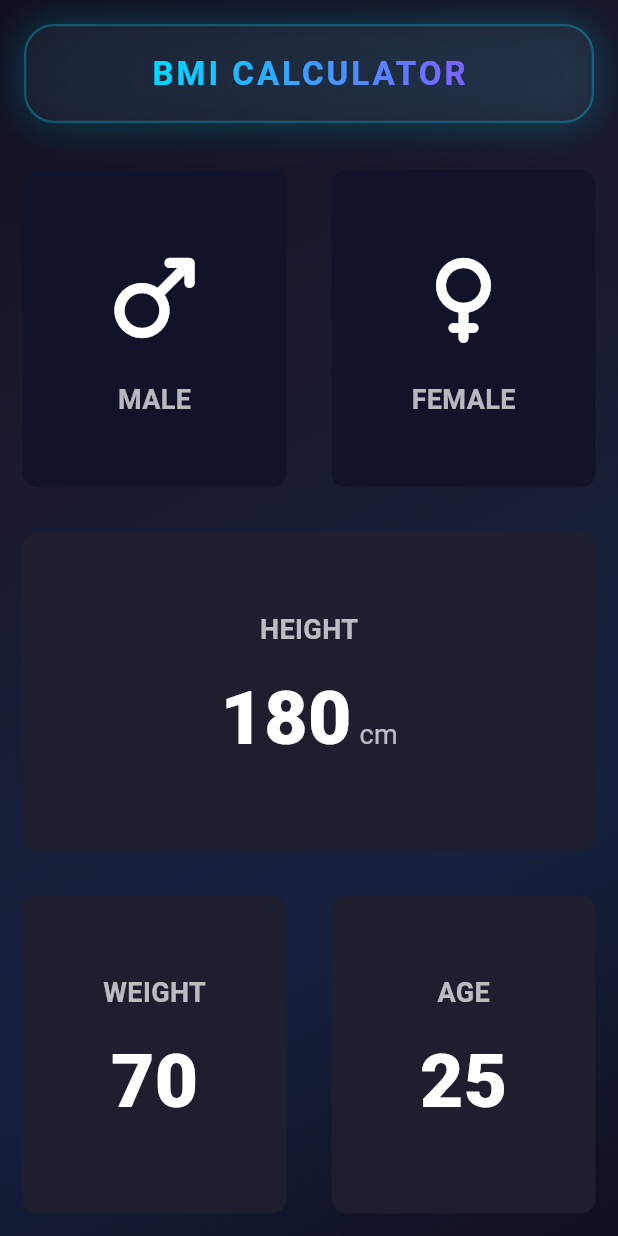
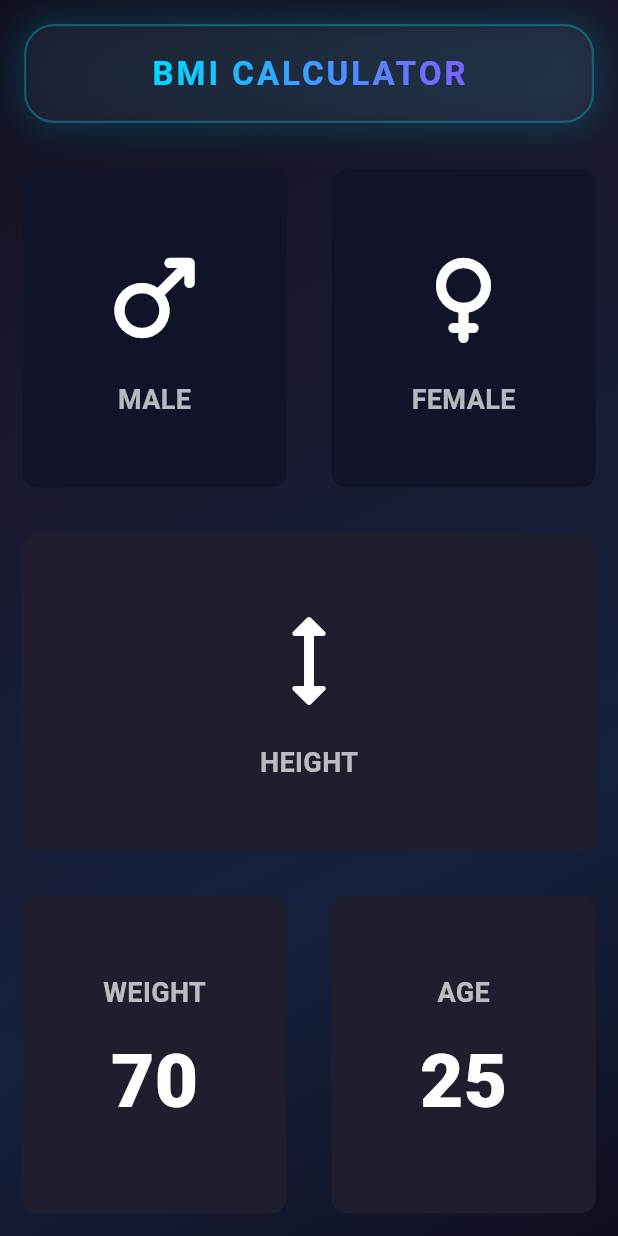
Before and after one commit to gulfamali16/App-Development-Portfolio, a Flutter app: the screen it shows after launch, on a phone screen of 412 x 824 dp. Run offline on Flutter 3.47's test engine with Material 3 defaults, Android fonts, the light colour scheme and no system bars; our stand-ins replace device_info_plus, flutter_local_notifications, image_picker, pdf, permission_handler, printing and 4 more; missing offline and left inert: workmanager; accounts and stored records are empty.

Commit message:
Create Const file for Containers Part 10

```diff
--- a/bmi/lib/IconCard.dart
+++ b/bmi/lib/IconCard.dart
@@ -1,6 +1,7 @@
 import 'package:flutter/material.dart';
 import 'main.dart';
 import 'package:bmi_app/RepeatContainerCode.dart';
+import 'constantfile.dart';
 
 
 // Icon Card Widget Class
@@ -21,17 +22,13 @@ class IconCard extends StatelessWidget {
       children: [
         Icon(
           icon,
-          size: 80,
+          size: kIconSize,
           color: Colors.white,
         ),
-        const SizedBox(height: 15),
+        SizedBox(height: kSpaceBetweenIconAndLabel),
         Text(
           label,
-          style: const TextStyle(
-            fontSize: 18,
-            fontWeight: FontWeight.bold,
-            color: Colors.white70,
-          ),
+          style: kLabelTextStyle,
         ),
       ],
     );
--- a/bmi/lib/RepeatContainerCode.dart
+++ b/bmi/lib/RepeatContainerCode.dart
@@ -1,4 +1,5 @@
 import 'package:flutter/material.dart';
+import 'constantfile.dart';
 
 
 // Reusable Container Widget Class with GestureDetector
@@ -19,10 +20,10 @@ class RepeatContainerCode extends StatelessWidget {
     return GestureDetector(
       onTap: onPress, // Use function object here
       child: Container(
-        margin: const EdgeInsets.all(15.0),
+        margin: const EdgeInsets.all(kContainerMargin),
         decoration: BoxDecoration(
           color: colors,
-          borderRadius: BorderRadius.circular(10.0),
+          borderRadius: BorderRadius.circular(kContainerBorderRadius),
         ),
         child: cardWidget,
       ),
--- /dev/null
+++ b/bmi/lib/constantfile.dart
@@ -0,0 +1,29 @@
+import 'package:flutter/material.dart';
+
+
+const Color kActiveCardColor = Color(0xFF1E1E2E);
+const Color kInactiveCardColor = Color(0xFF111328);
+const Color kBottomContainerColor = Color(0xFFEB1555);
+
+// Text Style Constants
+const kLabelTextStyle = TextStyle(
+  fontSize: 18,
+  fontWeight: FontWeight.bold,
+  color: Colors.white70,
+);
+
+const kNumberTextStyle = TextStyle(
+  fontSize: 50,
+  fontWeight: FontWeight.w900,
+  color: Colors.white,
+);
+
+// Container Properties Constants
+const double kContainerMargin = 15.0;
+const double kContainerBorderRadius = 10.0;
+const double kIconSize = 80.0;
+const double kSpaceBetweenIconAndLabel = 15.0;
+
+// ============================================
+// END OF CONSTANTS FILE
+// ============================================
--- a/bmi/lib/main.dart
+++ b/bmi/lib/main.dart
@@ -1,6 +1,8 @@
 import 'package:flutter/material.dart';
 import 'IconCard.dart';
 import 'RepeatContainerCode.dart';
+import 'constantfile.dart';
+
 
 void main() {
   runApp(const BMICalculatorApp());
@@ -124,10 +126,6 @@ class BMICalculatorApp extends StatelessWidget {
   }
 }
 
-// Constants for colors
-const Color activeCardColor = Color(0xFF1E1E2E);
-const Color inactiveCardColor = Color(0xFF111328);
-
 // Enum for Gender
 enum Gender {
   male,
@@ -227,8 +225,8 @@ class _InputPageState extends State<InputPage> {
                             child: RepeatContainerCode(
                               // Ternary Operator: condition ? true : false
                               colors: selectedGender == Gender.male
-                                  ? activeCardColor
-                                  : inactiveCardColor,
+                                  ? kActiveCardColor
+                                  : kInactiveCardColor,
                               cardWidget: IconCard(
                                 icon: Icons.male_rounded,
                                 label: 'MALE',
@@ -246,8 +244,8 @@ class _InputPageState extends State<InputPage> {
                             child: RepeatContainerCode(
                               // Ternary Operator: condition ? true : false
                               colors: selectedGender == Gender.female
-                                  ? activeCardColor
-                                  : inactiveCardColor,
+                                  ? kActiveCardColor
+                                  : kInactiveCardColor,
                               cardWidget: IconCard(
                                 icon: Icons.female_rounded,
                                 label: 'FEMALE',
@@ -267,41 +265,14 @@ class _InputPageState extends State<InputPage> {
                     // Middle Container - Height
                     Expanded(
                       child: RepeatContainerCode(
-                        colors: activeCardColor,
+                        colors: kActiveCardColor,
                         cardWidget: Column(
                           mainAxisAlignment: MainAxisAlignment.center,
+                          crossAxisAlignment: CrossAxisAlignment.stretch,
                           children: [
-                            Text(
-                              'HEIGHT',
-                              style: TextStyle(
-                                fontSize: 18,
-                                fontWeight: FontWeight.bold,
-                                color: Colors.white70,
-                              ),
-                            ),
-                            const SizedBox(height: 10),
-                            Row(
-                              mainAxisAlignment: MainAxisAlignment.center,
-                              crossAxisAlignment: CrossAxisAlignment.baseline,
-                              textBaseline: TextBaseline.alphabetic,
-                              children: [
-                                Text(
-                                  '180',
-                                  style: TextStyle(
-                                    fontSize: 50,
-                                    fontWeight: FontWeight.w900,
-                                    color: Colors.white,
-                                  ),
-                                ),
-                                const SizedBox(width: 5),
-                                Text(
-                                  'cm',
-                                  style: TextStyle(
-                                    fontSize: 18,
-                                    color: Colors.white70,
-                                  ),
-                                ),
-                              ],
+                            IconCard(
+                              icon: Icons.height_rounded,
+                              label: 'HEIGHT',
                             ),
                           ],
                         ),
@@ -315,26 +286,18 @@ class _InputPageState extends State<InputPage> {
                           // Weight Container
                           Expanded(
                             child: RepeatContainerCode(
-                              colors: activeCardColor,
+                              colors: kActiveCardColor,
                               cardWidget: Column(
                                 mainAxisAlignment: MainAxisAlignment.center,
                                 children: [
                                   Text(
                                     'WEIGHT',
-                                    style: TextStyle(
-                                      fontSize: 18,
-                                      fontWeight: FontWeight.bold,
-                                      color: Colors.white70,
-                                    ),
+                                    style: kLabelTextStyle,
                                   ),
                                   const SizedBox(height: 10),
                                   Text(
                                     '70',
-                                    style: TextStyle(
-                                      fontSize: 50,
-                                      fontWeight: FontWeight.w900,
-                                      color: Colors.white,
-                                    ),
+                                    style: kNumberTextStyle,
                                   ),
                                 ],
                               ),
@@ -343,26 +306,18 @@ class _InputPageState extends State<InputPage> {
                           // Age Container
                           Expanded(
                             child: RepeatContainerCode(
-                              colors: activeCardColor,
+                              colors: kActiveCardColor,
                               cardWidget: Column(
                                 mainAxisAlignment: MainAxisAlignment.center,
                                 children: [
                                   Text(
                                     'AGE',
-                                    style: TextStyle(
-                                      fontSize: 18,
-                                      fontWeight: FontWeight.bold,
-                                      color: Colors.white70,
-                                    ),
+                                    style: kLabelTextStyle,
                                   ),
                                   const SizedBox(height: 10),
                                   Text(
                                     '25',
-                                    style: TextStyle(
-                                      fontSize: 50,
-                                      fontWeight: FontWeight.w900,
-                                      color: Colors.white,
-                                    ),
+                                    style: kNumberTextStyle,
                                   ),
                                 ],
                               ),
```
